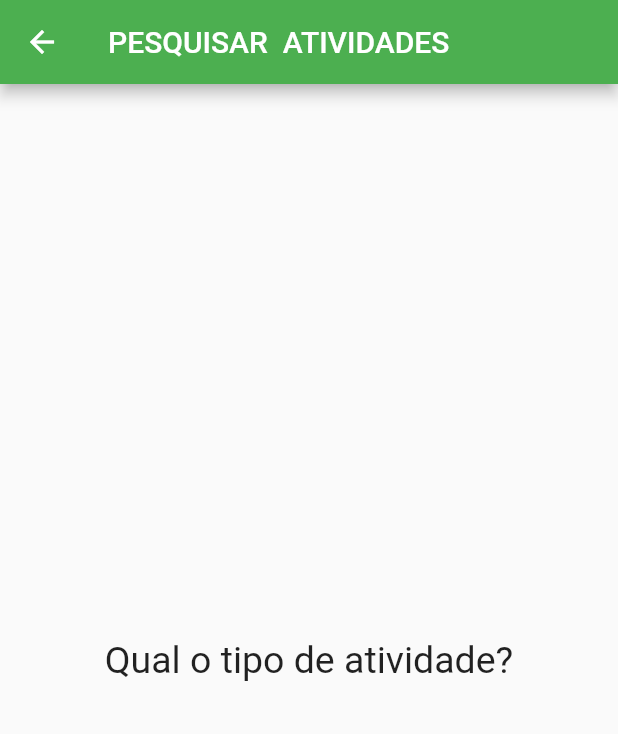
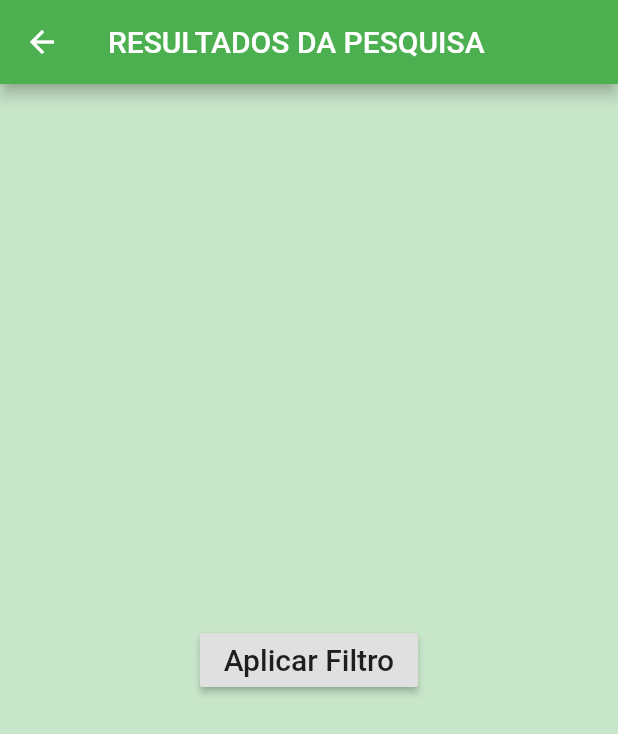
Before and after one commit to iagosinesio/FPA, a Flutter app: the SecondPage screen opened directly, on a phone screen of 412 x 824 dp. Shown: the top 734 px of the screen. Run offline on Flutter 3.47's test engine with Material 2 defaults, Android fonts, the phone set to English and light mode, and no system bars.

Commit message:
Terceira tela

```diff
--- a/flutter_application_1/lib/second_page.dart
+++ b/flutter_application_1/lib/second_page.dart
@@ -1,22 +1,31 @@
 import 'package:flutter/material.dart';
+import 'package:flutter_application_1/third_page.dart';
 
 class SecondPage extends StatelessWidget {
   @override
   Widget build(BuildContext context) {
     return Scaffold(
         appBar: AppBar(
-          title: Text("PESQUISAR  ATIVIDADES"),
+          title: Text("RESULTADOS DA PESQUISA"),
         ),
-        body: Center(
-            child: Container(
+        body: Container(
+            decoration: BoxDecoration(color: Colors.green[100]),
+            child: Center(
+                child: RaisedButton(
+              onPressed: () {
+                Navigator.push(
+                    context,
+                    MaterialPageRoute(
+                        builder: (BuildContext context) => ThirdPage()));
+              },
               child: Text(
-            "Qual o tipo de atividade?",
+                "Aplicar Filtro",
                 textDirection: TextDirection.ltr,
                 style: TextStyle(
-              fontSize: 25,
+                  fontSize: 20,
                   color: Colors.black87,
                 ),
               ),
-        )));
+            ))));
   }
 }
```
Also changed, not shown: flutter_application_1/lib/third_page.dart (added, +14 -0 lines). Lines whose indentation alone changed are shown as unchanged.
